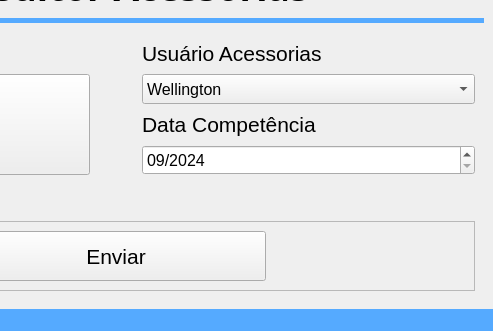
Above: code/src/ui/window_acessorias.ui from Sl3nc/Consultor_Acessorias before the change; both pictures show x 261 to 754 and y 214 to 545 of the 754 by 545 pixel window. Below: the same form after it.
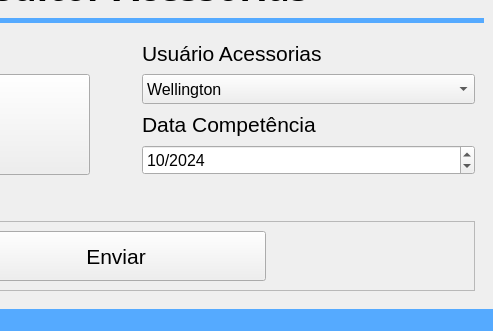
That is the form after the change. Icons and pictures are not drawn.

Patch:
```diff
--- a/code/src/ui/window_acessorias.ui
+++ b/code/src/ui/window_acessorias.ui
@@ -173,6 +173,13 @@
             <property name="calendarPopup">
              <bool>false</bool>
             </property>
+            <property name="date">
+             <date>
+              <year>2024</year>
+              <month>10</month>
+              <day>15</day>
+             </date>
+            </property>
            </widget>
           </item>
           <item row="0" column="2">
```
Left out of the diff: 2 changed lines with no effect on the pictures.
